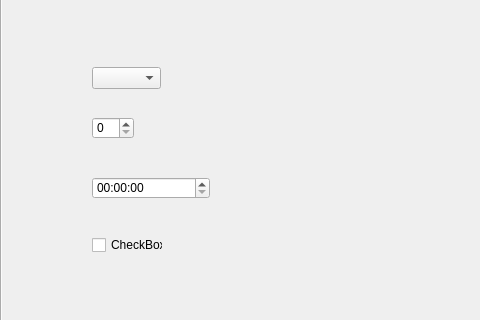
leishengxie/FengZhiHong, file LxDairy/src/DairyMainWindow.ui: the form before one commit; both pictures show x 0 to 480 and y 131 to 451 of the 1050 by 633 pixel window.
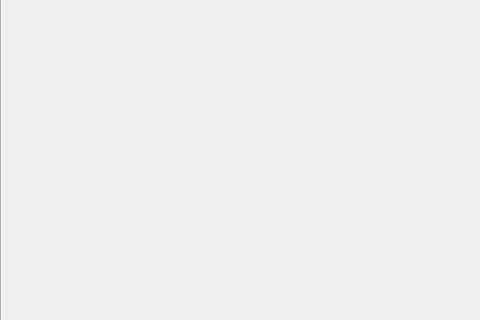
The form after the commit. The open tabs and pages were chosen to show the change. Icons and pictures are not drawn. Custom widgets are drawn as their Qt base class.

```diff
--- a/LxDairy/src/DairyMainWindow.ui
+++ b/LxDairy/src/DairyMainWindow.ui
@@ -63,49 +63,6 @@
        <attribute name="title">
         <string>笔友</string>
        </attribute>
-       <widget class="QComboBox" name="comboBox">
-        <property name="geometry">
-         <rect>
-          <x>90</x>
-          <y>140</y>
-          <width>69</width>
-          <height>22</height>
-         </rect>
-        </property>
-       </widget>
-       <widget class="QSpinBox" name="spinBox">
-        <property name="geometry">
-         <rect>
-          <x>90</x>
-          <y>190</y>
-          <width>42</width>
-          <height>22</height>
-         </rect>
-        </property>
-       </widget>
-       <widget class="QTimeEdit" name="timeEdit">
-        <property name="geometry">
-         <rect>
-          <x>90</x>
-          <y>250</y>
-          <width>118</width>
-          <height>22</height>
-         </rect>
-        </property>
-       </widget>
-       <widget class="QCheckBox" name="checkBox">
-        <property name="geometry">
-         <rect>
-          <x>90</x>
-          <y>310</y>
-          <width>71</width>
-          <height>16</height>
-         </rect>
-        </property>
-        <property name="text">
-         <string>CheckBox</string>
-        </property>
-       </widget>
       </widget>
      </widget>
     </item>
```
Left out of the diff: 2 changed lines with no effect on the pictures.
